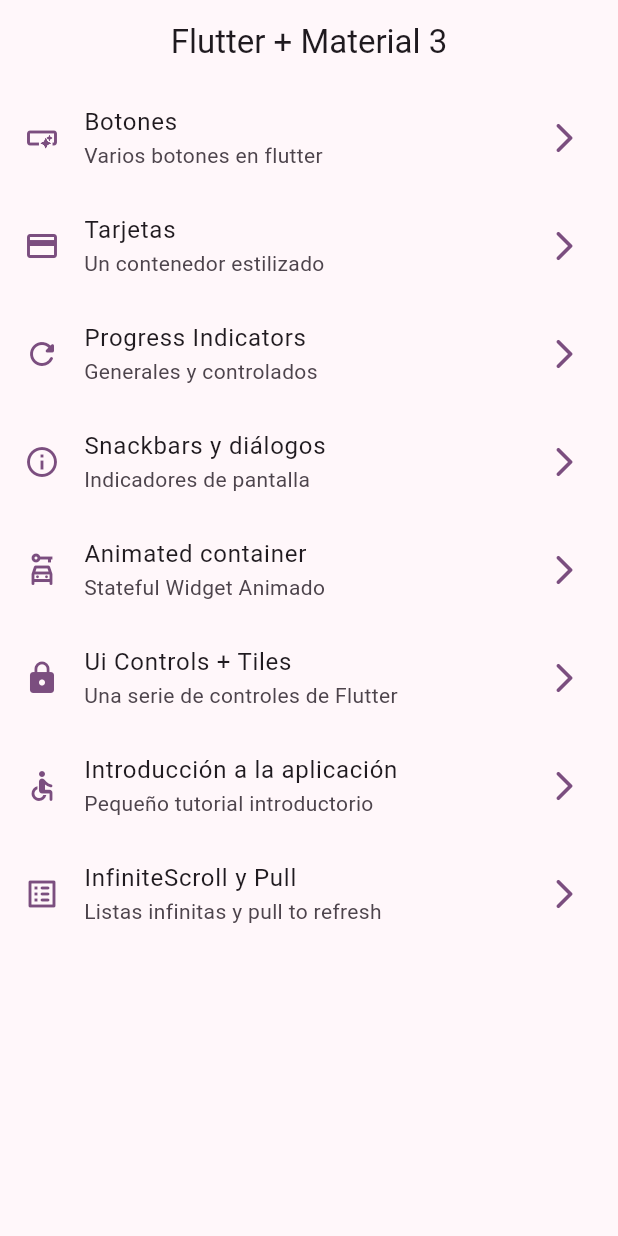
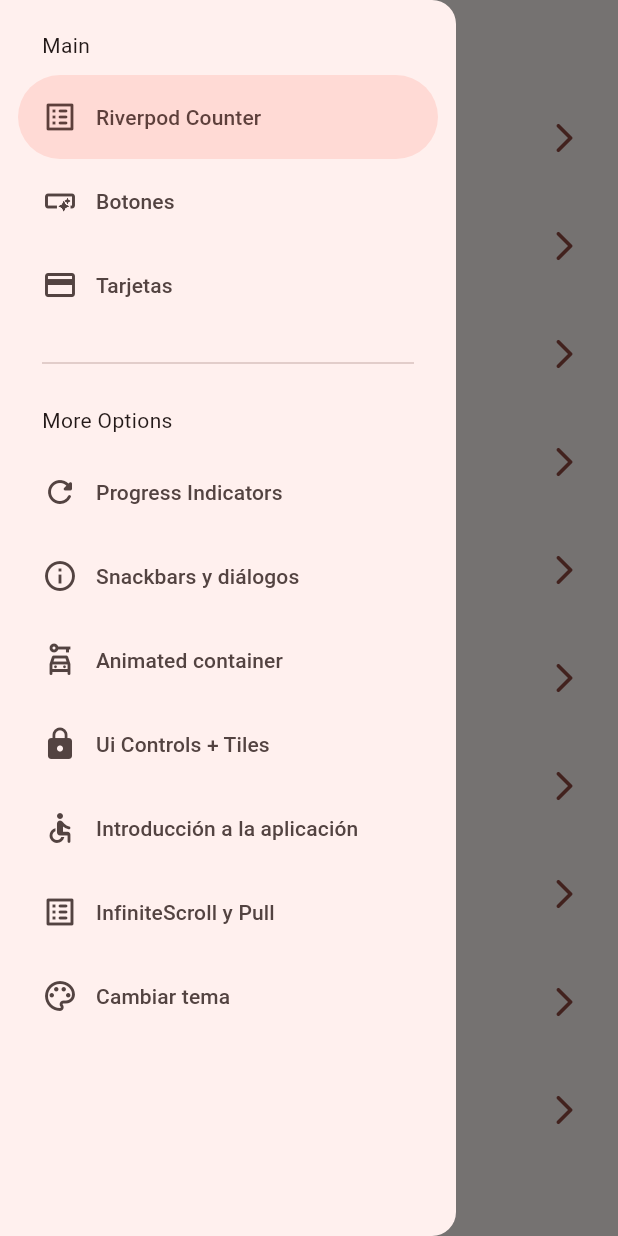
Before and after one commit to luiss2113-dev/widgets-app, a Flutter app: the screen it shows after launch, with the side drawer open (before the commit the screen has no drawer), on a phone screen of 412 x 824 dp. Run offline on Flutter 3.47's test engine with Material 3 defaults, Android fonts, the phone set to English and light mode, and no system bars; our stand-ins replace animate_do, flutter_riverpod, go_router.

Commit message:
Add Counter with riverpod, manage state, dartk and light mode

```diff
--- a/lib/config/menu/menu_items.dart
+++ b/lib/config/menu/menu_items.dart
@@ -15,6 +15,12 @@ class MenuItems {
 }
 
 const appMenuItems = <MenuItems>[
+  MenuItems(
+    title: 'Riverpod Counter',
+    subtitle: 'Introducción a riverpod',
+    link: '/counter-riverpod',
+    icon: Icons.list_alt_rounded,
+  ),
   MenuItems(
       title: 'Botones',
       subtitle: 'Varios botones en flutter',
@@ -62,4 +68,10 @@ const appMenuItems = <MenuItems>[
     link: '/infinityscroll',
     icon: Icons.list_alt_rounded,
   ),
+  MenuItems(
+    title: 'Cambiar tema',
+    subtitle: 'Cambiar tema de la aplicación',
+    link: '/theme-changer',
+    icon: Icons.color_lens_outlined,
+  ),
 ];
--- a/lib/config/router/app_router.dart
+++ b/lib/config/router/app_router.dart
@@ -5,6 +5,11 @@ import 'package:widgets_app/presentation/screens/screens.dart';
 final appRouter = GoRouter(
   initialLocation: '/',
   routes: [
+    GoRoute(
+      path: '/counter-riverpod',
+      name: CounterScreen.name,
+      builder: (context, state) => const CounterScreen(),
+    ),
     GoRoute(
       path: '/',
       name: HomeScreen.name,
@@ -50,5 +55,10 @@ final appRouter = GoRouter(
       name: UiControlsScreen.name,
       builder: (context, state) => const UiControlsScreen(),
     ),
+    GoRoute(
+      path: '/theme-changer',
+      name: ThemeChangerScreen.name,
+      builder: (context, state) => const ThemeChangerScreen(),
+    ),
   ],
 );
--- a/lib/config/theme/app_theme.dart
+++ b/lib/config/theme/app_theme.dart
@@ -20,15 +20,27 @@ const colorList = <Color>[
 
 class AppTheme {
   final int selectedColor;
+  final bool isDarkMode;
 
   AppTheme({
+    this.isDarkMode = false,
     this.selectedColor = 0,
   })  : assert(selectedColor >= 0, 'Selected color must be less than 0'),
         assert(selectedColor < colorList.length,
             'Selected color must be less than ${colorList.length}');
 
+  AppTheme copyWith({
+    int? selectedColor,
+    bool? isDarkMode,
+  }) =>
+      AppTheme(
+        isDarkMode: isDarkMode ?? this.isDarkMode,
+        selectedColor: selectedColor ?? this.selectedColor,
+      );
+
   ThemeData getTheme() => ThemeData(
         useMaterial3: true,
+        brightness: isDarkMode ? Brightness.dark : Brightness.light,
         colorSchemeSeed: colorList[selectedColor],
         appBarTheme: const AppBarTheme(
           centerTitle: true,
--- a/lib/main.dart
+++ b/lib/main.dart
@@ -1,20 +1,34 @@
 import 'package:flutter/material.dart';
+import 'package:flutter_riverpod/flutter_riverpod.dart';
 import 'package:widgets_app/config/router/app_router.dart';
 import 'package:widgets_app/config/theme/app_theme.dart';
+import 'package:widgets_app/presentation/providers/theme_provider.dart';
 
 void main() {
-  runApp(const MainApp());
+  runApp(
+    const ProviderScope(
+      child: MainApp(),
+    ),
+  );
 }
 
-class MainApp extends StatelessWidget {
+class MainApp extends ConsumerWidget {
   const MainApp({super.key});
 
   @override
-  Widget build(BuildContext context) {
+  Widget build(BuildContext context, WidgetRef ref) {
+    final isDarkMode = ref.watch(isDarkModeProvider);
+    final selectedColor = ref.watch(selectedIndexColorProvider);
+
+    final appTheme = ref.watch(themeNotifierProvider);
+
     return MaterialApp.router(
       title: 'Flutter Widgets',
       debugShowCheckedModeBanner: false,
-      theme: AppTheme(selectedColor: 4).getTheme(),
+      theme: AppTheme(
+              selectedColor: appTheme.selectedColor,
+              isDarkMode: appTheme.isDarkMode)
+          .getTheme(),
       routerConfig: appRouter,
     );
   }
--- /dev/null
+++ b/lib/presentation/providers/counter_provider.dart
@@ -0,0 +1,3 @@
+import 'package:flutter_riverpod/flutter_riverpod.dart';
+
+final counterProvider = StateProvider((ref) => 5);
--- /dev/null
+++ b/lib/presentation/providers/theme_provider.dart
@@ -0,0 +1,27 @@
+import 'package:flutter_riverpod/flutter_riverpod.dart';
+import 'package:widgets_app/config/theme/app_theme.dart';
+
+final isDarkModeProvider = StateProvider((ref) => false);
+
+//Indice de color seleccionado en el tema
+final selectedIndexColorProvider = StateProvider((ref) => 0);
+
+//listado de colores inmutables
+final colorListProvider = Provider((ref) => colorList);
+
+//Un objeto de tipo AppTheme
+final themeNotifierProvider =
+    StateNotifierProvider<ThemeNotifier, AppTheme>((ref) => ThemeNotifier());
+
+class ThemeNotifier extends StateNotifier<AppTheme> {
+  //state será un nuevo estado de appTheme()
+  ThemeNotifier() : super(AppTheme());
+
+  void toogleDarkMode() {
+    state = state.copyWith(isDarkMode: !state.isDarkMode);
+  }
+
+  void changeColorIndex(int colorIndex) {
+    state = state.copyWith(selectedColor: colorIndex);
+  }
+}
--- a/lib/presentation/screens/app_tutorial/app_tutorial_screen.dart
+++ b/lib/presentation/screens/app_tutorial/app_tutorial_screen.dart
@@ -18,17 +18,17 @@ final slides = <SlideInfo>[
   const SlideInfo(
     'Busca La comida',
     'Duis quis non quis mollit adipisicing non adipisicing ad commodo sint qui aliquip elit. Tempor do id laborum elit esse officia Lorem. Et irure consectetur laborum amet adipisicing eiusmod et sint anim. Fugiat laboris anim nostrud irure est qui eu sit occaecat est non. Amet ipsum commodo eiusmod et commodo. Velit pariatur reprehenderit deserunt enim ullamco.',
-    'assets/1.png',
+    'assets/images/1.png',
   ),
   const SlideInfo(
     'Entrega rápida',
     'Tempor excepteur mollit nulla excepteur fugiat officia enim anim qui dolor. Proident duis commodo duis exercitation ipsum sunt sit sit. Nulla deserunt est aute reprehenderit velit ullamco ut occaecat nulla nostrud non quis excepteur. Pariatur sint excepteur elit sint ipsum fugiat duis. Fugiat non aute dolore magna mollit elit. Cillum Lorem id ullamco officia ut do voluptate ipsum. Pariatur amet ex Lorem do velit ipsum labore Lorem nulla magna sint.',
-    'assets/2.png',
+    'assets/images/2.png',
   ),
   const SlideInfo(
     'Disfruta la comida',
     'Nulla aliqua occaecat amet et eu qui magna dolore tempor aute. Sunt eu duis anim sunt ad excepteur quis. Mollit ea fugiat incididunt in. Ex Lorem excepteur excepteur officia ullamco esse mollit dolore. Lorem amet proident veniam tempor sit veniam aute culpa nostrud ad cupidatat veniam. Elit nisi do sit tempor duis adipisicing magna ea laboris. Cillum non eiusmod sit et quis sunt ut cillum in.',
-    'assets/3.png',
+    'assets/images/3.png',
   ),
 ];
 
--- a/lib/presentation/screens/home/home_screen.dart
+++ b/lib/presentation/screens/home/home_screen.dart
@@ -1,6 +1,7 @@
 import 'package:flutter/material.dart';
 import 'package:go_router/go_router.dart';
 import 'package:widgets_app/config/menu/menu_items.dart';
+import 'package:widgets_app/presentation/widgets/side_menu.dart';
 
 class HomeScreen extends StatelessWidget {
   static const name = 'home_screen';
@@ -8,11 +9,15 @@ class HomeScreen extends StatelessWidget {
 
   @override
   Widget build(BuildContext context) {
+    final scaffoldKey = GlobalKey<ScaffoldState>();
+
     return Scaffold(
+      key: scaffoldKey,
       appBar: AppBar(
         title: const Text('Flutter + Material 3'),
       ),
       body: const _HomeView(),
+      drawer: SideMenu(scaffoldKey: scaffoldKey),
     );
   }
 }
@@ -35,8 +40,8 @@ class _HomeView extends StatelessWidget {
           trailing:
               Icon(Icons.arrow_forward_ios_rounded, color: colors.primary),
           subtitle: Text(item.subtitle),
-          onTap: () =>
-              context.push(item.link), //Navigator.pushNamed(context, item.link),
+          onTap: () => context
+              .push(item.link), //Navigator.pushNamed(context, item.link),
         );
       },
     );
--- a/lib/presentation/screens/screens.dart
+++ b/lib/presentation/screens/screens.dart
@@ -1,9 +1,11 @@
+export 'ui_controls/ui_controls_screen.dart';
+export 'theme_changer/theme_changer_screen.dart';
+export 'snackbar/snackbar_screen.dart';
+export 'progress/progress_screen.dart';
+export 'infinite_scroll/infinite_scroll_screen.dart';
+export 'home/home_screen.dart';
+export 'counter/counter_screen.dart';
+export 'cards/cards_screen.dart';
 export 'buttons/buttons_screen.dart';
-export 'cards/cards_screen.dart';
-export 'home/home_screen.dart';
+export 'app_tutorial/app_tutorial_screen.dart';
 export 'animated/animated_screen.dart';
-export 'app_tutorial/app_tutorial_screen.dart';
-export 'infinite_scroll/infinite_scroll_screen.dart';
-export 'progress/progress_screen.dart';
-export 'snackbar/snackbar_screen.dart';
-export 'ui_controls/ui_controls_screen.dart';
--- /dev/null
+++ b/lib/presentation/widgets/side_menu.dart
@@ -0,0 +1,59 @@
+import 'package:flutter/material.dart';
+import 'package:go_router/go_router.dart';
+import 'package:widgets_app/config/menu/menu_items.dart';
+
+class SideMenu extends StatefulWidget {
+  const SideMenu({super.key, required this.scaffoldKey});
+
+  final GlobalKey<ScaffoldState> scaffoldKey;
+
+  @override
+  State<SideMenu> createState() => _SideMenuState();
+}
+
+class _SideMenuState extends State<SideMenu> {
+  int navDrawerIndex = 0;
+
+  @override
+  Widget build(BuildContext context) {
+    final hasNoth = MediaQuery.of(context).viewPadding.top > 35;
+
+    return NavigationDrawer(
+      selectedIndex: navDrawerIndex,
+      onDestinationSelected: (value) {
+        setState(() {
+          navDrawerIndex = value;
+        });
+        final menuItem = appMenuItems[value];
+        context.push(menuItem.link);
+        widget.scaffoldKey.currentState?.closeDrawer();
+      },
+      children: [
+        Padding(
+          padding: EdgeInsets.fromLTRB(28, hasNoth ? 10 : 20, 16, 10),
+          child: const Text('Main'),
+        ),
+        ...appMenuItems.sublist(0, 3).map(
+              (item) => NavigationDrawerDestination(
+                icon: Icon(item.icon),
+                label: Text(item.title),
+              ),
+            ),
+        const Padding(
+          padding: EdgeInsets.fromLTRB(28, 16, 28, 10),
+          child: Divider(),
+        ),
+        const Padding(
+          padding: EdgeInsets.fromLTRB(28, 10, 16, 10),
+          child: Text('More Options'),
+        ),
+        ...appMenuItems.sublist(3).map(
+              (item) => NavigationDrawerDestination(
+                icon: Icon(item.icon),
+                label: Text(item.title),
+              ),
+            ),
+      ],
+    );
+  }
+}
```
Also changed, not shown: lib/presentation/screens/counter/counter_screen.dart (added, +47 -0 lines), lib/presentation/screens/infinite_scroll/infinite_scroll_screen.dart (+37 -6 lines), lib/presentation/screens/theme_changer/theme_changer_screen.dart (added, +65 -0 lines), pubspec.yaml (+6 -5 lines), assets/images/1.png (renamed from assets/1.png), assets/images/2.png (renamed from assets/2.png), assets/images/3.png (renamed from assets/3.png), assets/images/jar-loading.gif (renamed from assets/jar-loading.gif), pubspec.lock.
